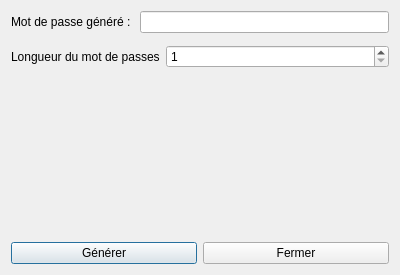
Above: CasseNoisette/CasseNoisette/PasswordGeneratorDialog.ui from raphaeldore/Casse-Noisette before the change. Below: the same form after it.
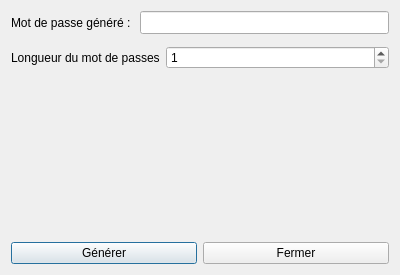
That is the form after the change. Custom widgets are drawn as their Qt base class.

Commit message: augmentation grosseur de la police de caractère du QLineEdit

```diff
--- a/CasseNoisette/CasseNoisette/PasswordGeneratorDialog.ui
+++ b/CasseNoisette/CasseNoisette/PasswordGeneratorDialog.ui
@@ -49,9 +49,17 @@
      </item>
      <item>
       <widget class="QLineEdit" name="txtGeneratedPwd">
+       <property name="font">
+        <font>
+         <pointsize>10</pointsize>
+        </font>
+       </property>
        <property name="readOnly">
         <bool>true</bool>
        </property>
+       <property name="clearButtonEnabled">
+        <bool>false</bool>
+       </property>
       </widget>
      </item>
     </layout>
```
Left out of the diff: 2 changed lines with no effect on the pictures.
